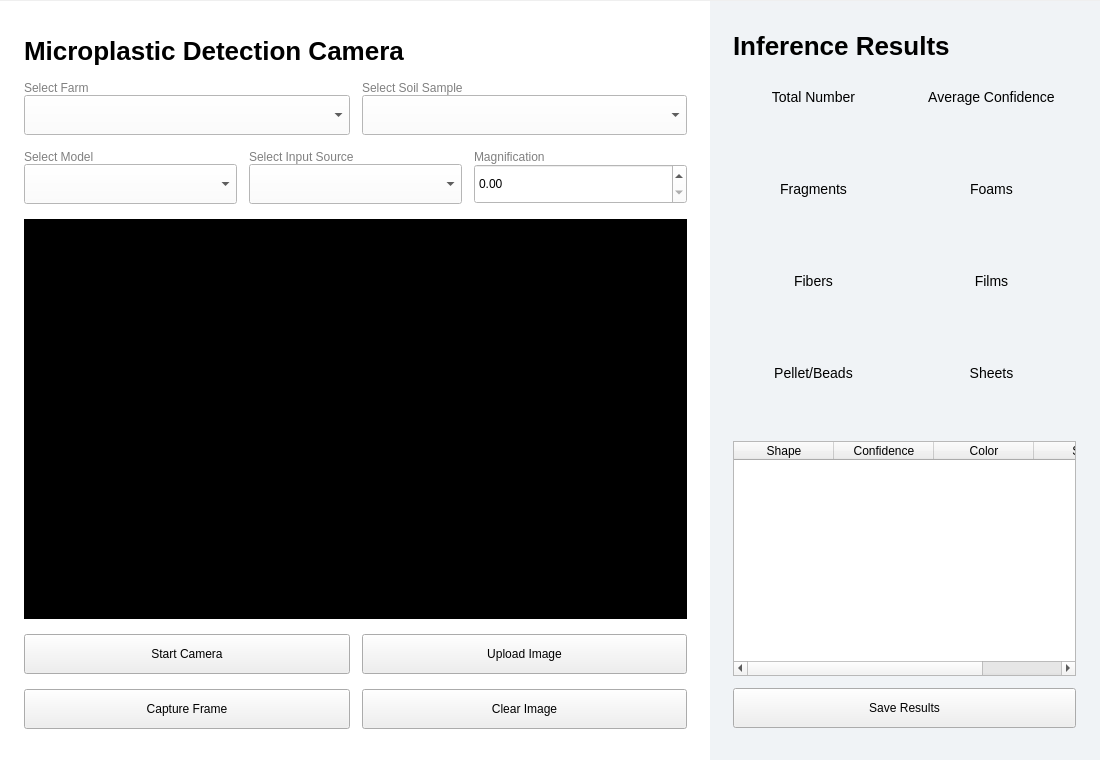
Qt form mpcamera/layouts/cameraPage.ui (AkunoCode/MP-Camera) before a commit.
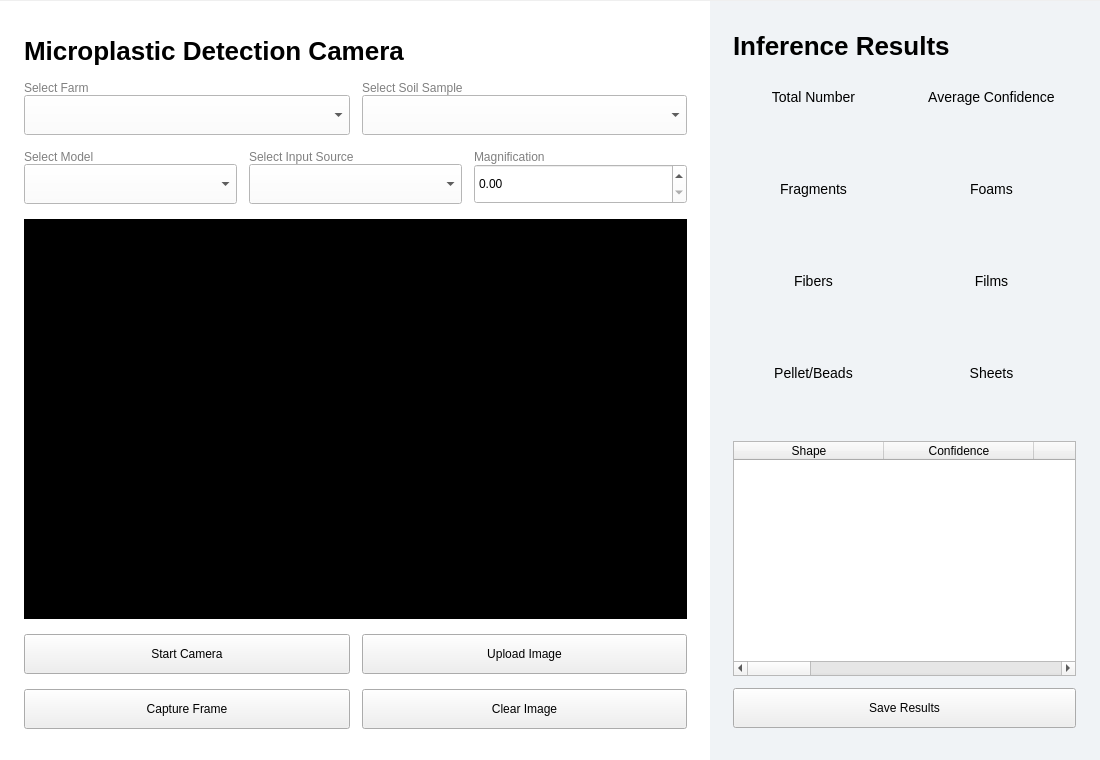
The same form after that commit. Icons and pictures are not drawn.

Commit message: feat: Rename doubleSpinBox to magnificationSpinbox and enhance inferenceTable with additional columns for area, perimeter, axes, and skeleton length

What changed in the file:
```diff
--- a/mpcamera/layouts/cameraPage.ui
+++ b/mpcamera/layouts/cameraPage.ui
@@ -1345,6 +1345,15 @@
          </item>
          <item>
           <widget class="QTableWidget" name="inferenceTable">
+           <attribute name="horizontalHeaderCascadingSectionResizes">
+            <bool>true</bool>
+           </attribute>
+           <attribute name="horizontalHeaderDefaultSectionSize">
+            <number>150</number>
+           </attribute>
+           <attribute name="horizontalHeaderStretchLastSection">
+            <bool>true</bool>
+           </attribute>
            <column>
             <property name="text">
              <string>Shape</string>
@@ -1365,6 +1374,36 @@
              <string>Size</string>
             </property>
            </column>
+           <column>
+            <property name="text">
+             <string>Area</string>
+            </property>
+           </column>
+           <column>
+            <property name="text">
+             <string>Perimeter</string>
+            </property>
+           </column>
+           <column>
+            <property name="text">
+             <string>Major Axis</string>
+            </property>
+           </column>
+           <column>
+            <property name="text">
+             <string>Minor Axis</string>
+            </property>
+           </column>
+           <column>
+            <property name="text">
+             <string>ECD</string>
+            </property>
+           </column>
+           <column>
+            <property name="text">
+             <string>Sekeleton Length</string>
+            </property>
+           </column>
           </widget>
          </item>
          <item>
```
Left out of the diff: 2 changed lines with no effect on the pictures.
